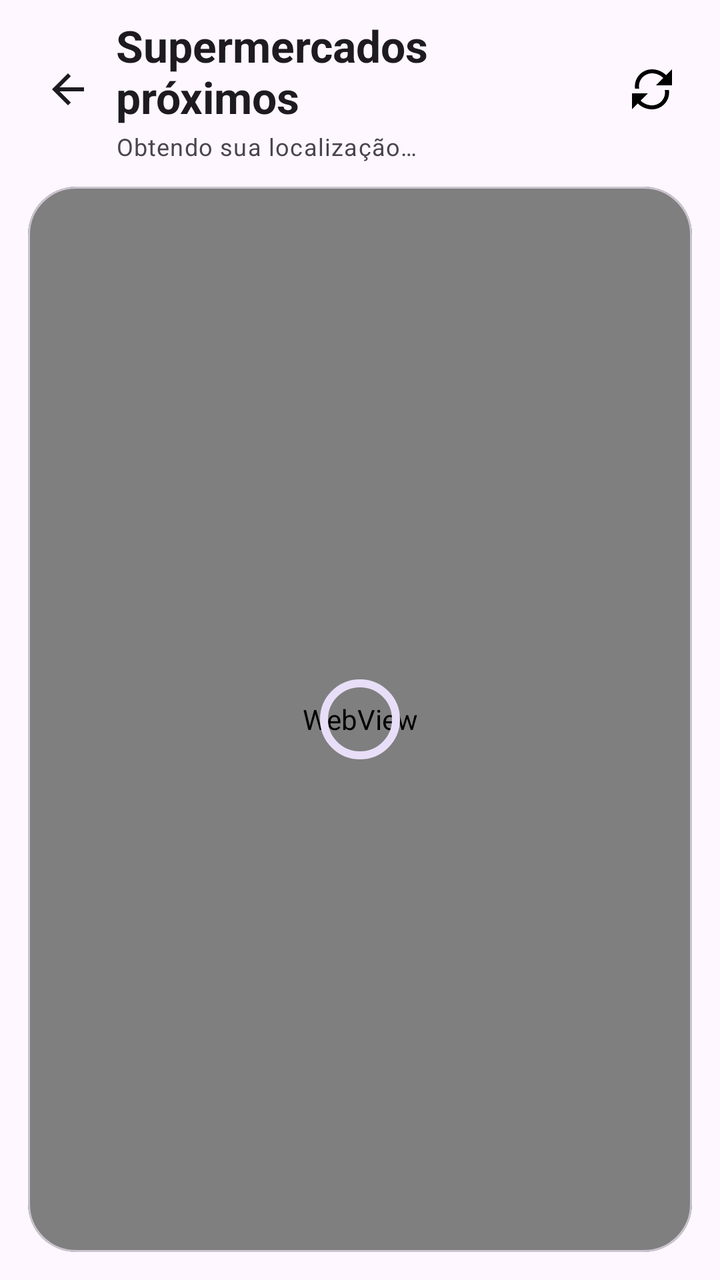
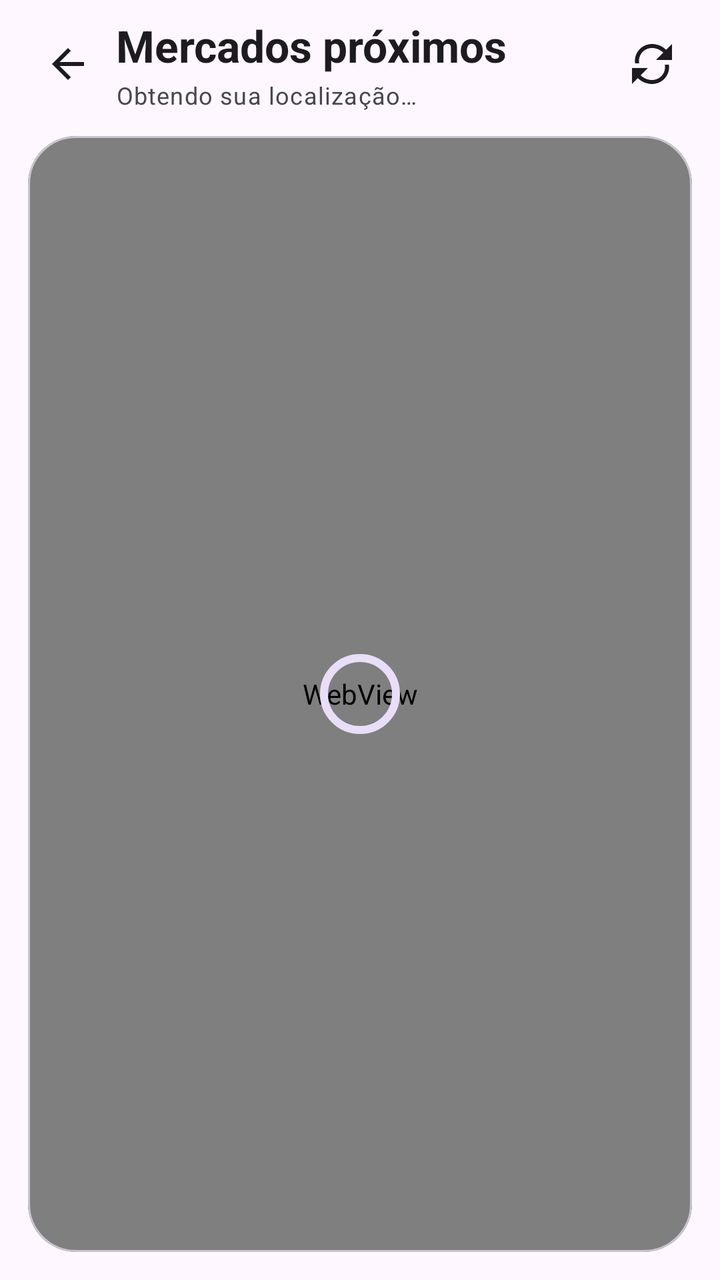

An Android layout rendered at two revisions. The XML below is the earlier revision; the diff shows what the commit changed to produce the second picture.
<!-- AndroidManifest.xml: application theme Theme.ListaMercado -->
<!-- res/layout/activity_nearby_markets.xml -->
<?xml version="1.0" encoding="utf-8"?>
<androidx.coordinatorlayout.widget.CoordinatorLayout xmlns:android="http://schemas.android.com/apk/res/android"
    xmlns:app="http://schemas.android.com/apk/res-auto"
    android:id="@+id/rootMarkets"
    android:layout_width="match_parent"
    android:layout_height="match_parent"
    android:background="?attr/colorSurface">

    <LinearLayout
        android:layout_width="match_parent"
        android:layout_height="match_parent"
        android:orientation="vertical">

        <LinearLayout
            android:layout_width="match_parent"
            android:layout_height="wrap_content"
            android:gravity="center_vertical"
            android:orientation="horizontal"
            android:paddingStart="10dp"
            android:paddingTop="8dp"
            android:paddingEnd="10dp"
            android:paddingBottom="8dp">

            <ImageButton
                android:id="@+id/buttonBackMarkets"
                android:layout_width="48dp"
                android:layout_height="48dp"
                android:background="?attr/selectableItemBackgroundBorderless"
                android:contentDescription="Voltar"
                android:padding="12dp"
                android:src="@drawable/ic_back" />

            <LinearLayout
                android:layout_width="0dp"
                android:layout_height="wrap_content"
                android:layout_weight="1"
                android:orientation="vertical">

                <TextView
                    android:layout_width="match_parent"
                    android:layout_height="wrap_content"
                    android:text="Supermercados próximos"
                    android:textAppearance="@style/TextAppearance.Material3.TitleLarge"
                    android:textStyle="bold" />

                <TextView
                    android:id="@+id/textMarketStatus"
                    android:layout_width="match_parent"
                    android:layout_height="wrap_content"
                    android:layout_marginTop="2dp"
                    android:text="Obtendo sua localização…"
                    android:textAppearance="@style/TextAppearance.Material3.BodySmall" />
            </LinearLayout>

            <ImageButton
                android:id="@+id/buttonRefreshMarkets"
                android:layout_width="48dp"
                android:layout_height="48dp"
                android:background="?attr/selectableItemBackgroundBorderless"
                android:contentDescription="Atualizar localização e mercados"
                android:padding="12dp"
                android:src="@drawable/ic_refresh" />
        </LinearLayout>

        <com.google.android.material.card.MaterialCardView
            android:layout_width="match_parent"
            android:layout_height="0dp"
            android:layout_weight="1"
            android:layout_marginStart="14dp"
            android:layout_marginTop="4dp"
            android:layout_marginEnd="14dp"
            android:layout_marginBottom="14dp"
            app:cardCornerRadius="24dp"
            app:cardElevation="0dp"
            app:strokeColor="?attr/colorOutlineVariant"
            app:strokeWidth="1dp">

            <FrameLayout
                android:layout_width="match_parent"
                android:layout_height="match_parent">

                <WebView
                    android:id="@+id/webMarkets"
                    android:layout_width="match_parent"
                    android:layout_height="match_parent" />

                <com.google.android.material.progressindicator.CircularProgressIndicator
                    android:id="@+id/progressMarkets"
                    android:layout_width="48dp"
                    android:layout_height="48dp"
                    android:layout_gravity="center" />
            </FrameLayout>
        </com.google.android.material.card.MaterialCardView>
    </LinearLayout>
</androidx.coordinatorlayout.widget.CoordinatorLayout>
<!-- resources referenced by this layout -->
<resources>
  <!-- drawable ic_back (drawable) -->
  <vector xmlns:android="http://schemas.android.com/apk/res/android" android:width="24dp" android:height="24dp" android:viewportWidth="24" android:viewportHeight="24">
      <path android:fillColor="?attr/colorOnSurface" android:pathData="M20,11H7.83l5.59,-5.59L12,4l-8,8 8,8 1.42,-1.41L7.83,13H20v-2z" />
  </vector>
  <!-- drawable ic_refresh (drawable) -->
  <vector xmlns:android="http://schemas.android.com/apk/res/android"
      android:width="24dp"
      android:height="24dp"
      android:viewportWidth="24"
      android:viewportHeight="24">
      <path android:fillColor="#FF000000" android:pathData="M17.65,6.35C16.2,4.9 14.21,4 12,4c-4.09,0 -7.19,3.72 -6.39,7.69l-2.08,0C2.79,6.61 6.72,2 12,2c2.76,0 5.26,1.12 7.07,2.93L22,2v8h-8zM6.35,17.65C7.8,19.1 9.79,20 12,20c4.09,0 7.19,-3.72 6.39,-7.69l2.08,0C21.21,17.39 17.28,22 12,22c-2.76,0 -5.26,-1.12 -7.07,-2.93L2,22v-8h8z"/>
  </vector>
  <style name="Theme.ListaMercado" parent="Theme.Material3.DayNight.NoActionBar">
          <item name="colorPrimary">@color/primary</item>
          <item name="colorOnPrimary">@color/on_primary</item>
          <item name="colorPrimaryContainer">@color/primary_container</item>
          <item name="colorOnPrimaryContainer">@color/on_primary_container</item>
          <item name="colorSecondary">@color/secondary</item>
          <item name="colorOnSecondary">@color/on_secondary</item>
          <item name="colorSecondaryContainer">@color/secondary_container</item>
          <item name="colorOnSecondaryContainer">@color/on_secondary_container</item>
          <item name="android:navigationBarColor">?attr/colorSurface</item>
          <item name="android:statusBarColor">?attr/colorSurface</item>
          <item name="android:windowLightStatusBar" tools:targetApi="m">true</item>
      </style>
  <color name="primary">#6D4FD3</color>
  <color name="on_primary">#FFFFFF</color>
  <color name="primary_container">#E9E1FF</color>
  <color name="on_primary_container">#24124F</color>
  <color name="secondary">#625B71</color>
  <color name="on_secondary">#FFFFFF</color>
  <color name="secondary_container">#E8DEF8</color>
  <color name="on_secondary_container">#1D192B</color>
</resources>

<!-- the commit's change to res/layout/activity_nearby_markets.xml (unified diff, before → after) -->
@@ -28,7 +28,8 @@
                 android:background="?attr/selectableItemBackgroundBorderless"
                 android:contentDescription="Voltar"
                 android:padding="12dp"
-                android:src="@drawable/ic_back" />
+                android:src="@drawable/ic_back"
+                android:tint="?attr/colorOnSurface" />
 
             <LinearLayout
                 android:layout_width="0dp"
@@ -39,7 +40,7 @@
                 <TextView
                     android:layout_width="match_parent"
                     android:layout_height="wrap_content"
-                    android:text="Supermercados próximos"
+                    android:text="Mercados próximos"
                     android:textAppearance="@style/TextAppearance.Material3.TitleLarge"
                     android:textStyle="bold" />
 
@@ -59,7 +60,8 @@
                 android:background="?attr/selectableItemBackgroundBorderless"
                 android:contentDescription="Atualizar localização e mercados"
                 android:padding="12dp"
-                android:src="@drawable/ic_refresh" />
+                android:src="@drawable/ic_refresh"
+                android:tint="?attr/colorOnSurface" />
         </LinearLayout>
 
         <com.google.android.material.card.MaterialCardView
